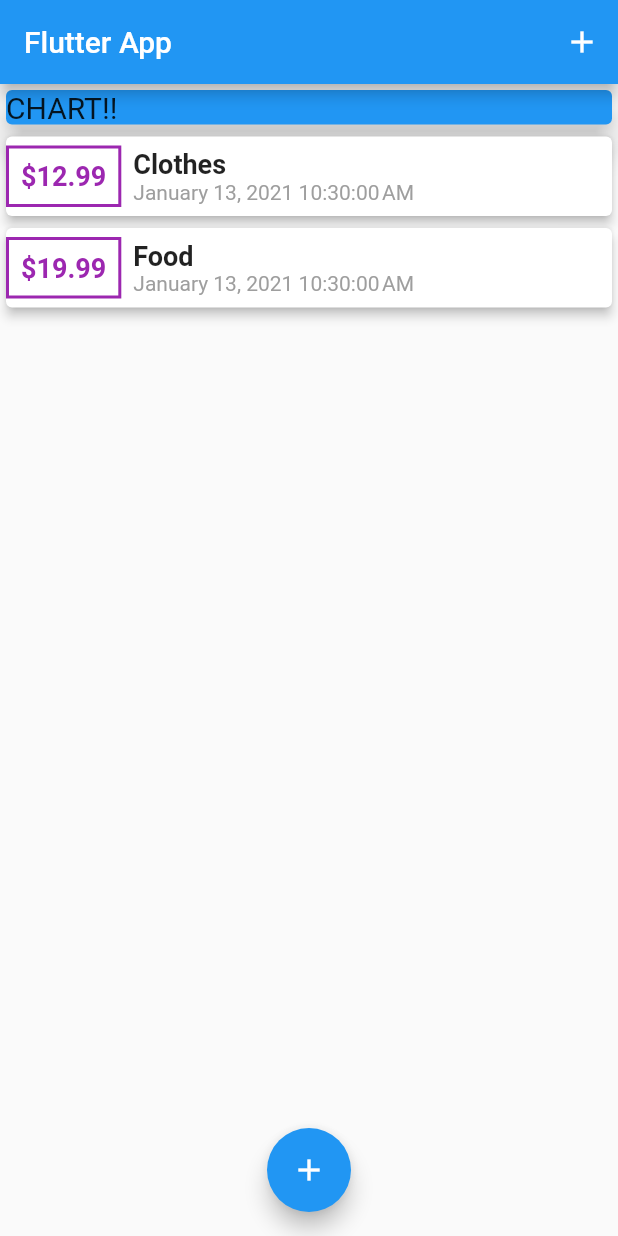
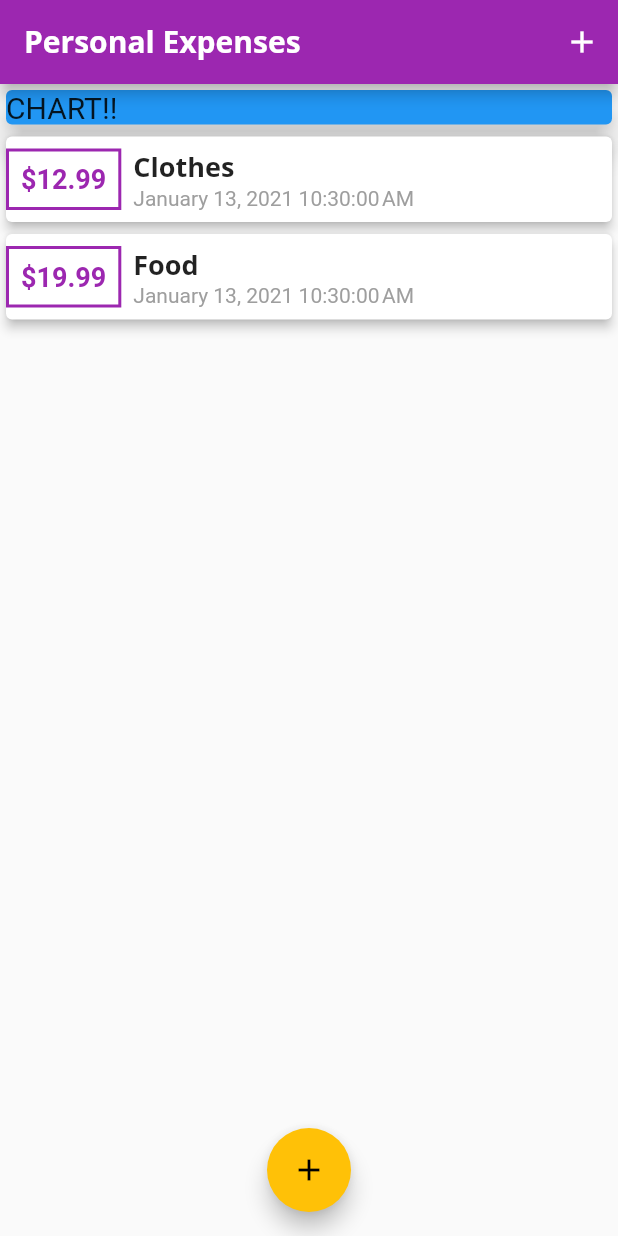
Before and after one commit to valentinesamuel/expense_tracker, a Flutter app: the screen it shows after launch, on a phone screen of 412 x 824 dp. Run offline on Flutter 3.47's test engine with Material 2 defaults, Android fonts, the phone set to English and light mode, and no system bars.

Commit message:
(FEAT):Improved the overall styling of the app

```diff
--- a/lib/main.dart
+++ b/lib/main.dart
@@ -10,8 +10,26 @@ class MyApp extends StatelessWidget {
   @override
   Widget build(BuildContext context) {
     return MaterialApp(
-      home: MyHomePage(),
-    );
+        home: MyHomePage(),
+        theme: ThemeData(
+            primarySwatch: Colors.purple,
+            accentColor: Colors.amber,
+            textTheme: ThemeData.light().textTheme.copyWith(
+                  headline6: TextStyle(
+                    fontFamily: 'OpenSans',
+                    fontWeight: FontWeight.bold,
+                    fontSize: 18,
+                  ),
+                ),
+            appBarTheme: AppBarTheme(
+              textTheme: ThemeData.light().textTheme.copyWith(
+                      headline6: TextStyle(
+                    fontFamily: 'OpenSans',
+                    fontWeight: FontWeight.bold,
+                    fontSize: 20,
+                  )),
+            ),
+            fontFamily: 'Quicksand'));
   }
 }
 
@@ -51,14 +69,13 @@ class _MyHomePageState extends State<MyHomePage> {
         );
       },
     );
-
   }
 
   @override
   Widget build(BuildContext context) {
     return Scaffold(
       appBar: AppBar(
-        title: Text('Flutter App'),
+        title: Text('Personal Expenses'),
         actions: [
           IconButton(
               icon: Icon(Icons.add),
--- a/lib/widgets/transaction_list.dart
+++ b/lib/widgets/transaction_list.dart
@@ -18,7 +18,8 @@ class TransactionList extends StatelessWidget {
             child: Row(children: [
               Container(
                   decoration: BoxDecoration(
-                    border: Border.all(color: Colors.purple, width: 2),
+                    border: Border.all(
+                        color: Theme.of(context).primaryColor, width: 2),
                   ),
                   child: Padding(
                     padding: EdgeInsets.all(8.0),
@@ -26,7 +27,7 @@ class TransactionList extends StatelessWidget {
                       '\$${transactions[index].amount.toStringAsFixed(2)}',
                       style: TextStyle(
                           fontSize: 18,
-                          color: Colors.purple,
+                          color: Theme.of(context).primaryColor,
                           fontWeight: FontWeight.bold),
                     ),
                   )),
@@ -35,11 +36,8 @@ class TransactionList extends StatelessWidget {
                 child: Column(
                   crossAxisAlignment: CrossAxisAlignment.start,
                   children: [
-                    Text(
-                      transactions[index].title,
-                      style:
-                          TextStyle(fontSize: 18, fontWeight: FontWeight.bold),
-                    ),
+                    Text(transactions[index].title,
+                        style: Theme.of(context).textTheme.headline6),
                     Text(DateFormat().format(transactions[index].date),
                         style: TextStyle(color: Colors.grey))
                   ],
```
Also changed, not shown: pubspec.yaml (+13 -14 lines), assets/fonts/OpenSans-Bold.ttf (added), assets/fonts/OpenSans-Regular.ttf (added), assets/fonts/Quicksand-Bold.ttf (added), assets/fonts/Quicksand-Light.ttf (added), assets/fonts/Quicksand-Medium.ttf (added), assets/fonts/Quicksand-Regular.ttf (added).
